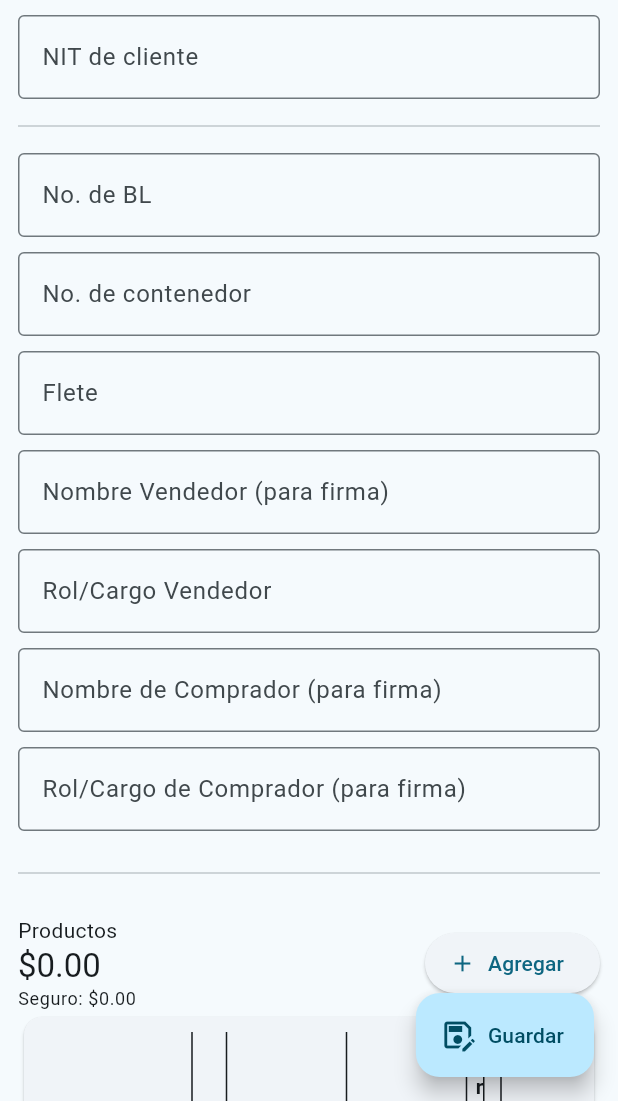
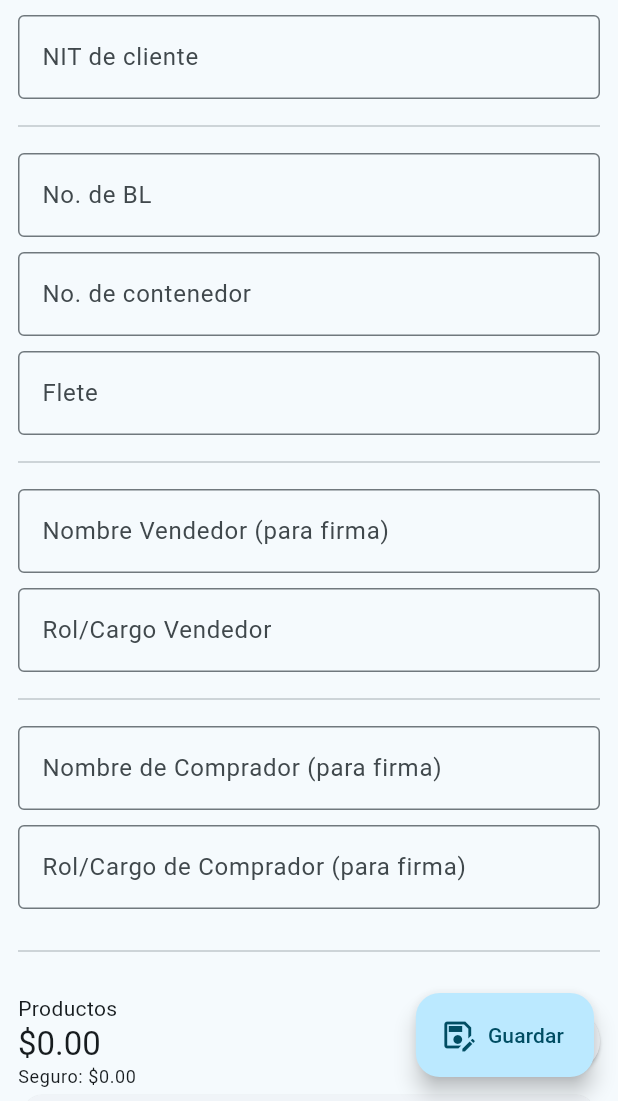
Before and after one commit to box-bm/gen_pdf, a Flutter app: the NewBill screen opened by its route, scrolled down 576 dp, on a phone screen of 412 x 824 dp, the part 135-1236 px from its top. Run offline on Flutter 3.47's test engine with Material 2 defaults, Android fonts, the phone set to English and light mode, and no system bars; drawn by our look-alikes of flutter_form_builder; our stand-ins replace bloc, equatable, file_picker, flutter_bloc, form_builder_validators, jiffy and 4 more; missing offline and left inert: nit_validator, window_manager; accounts and stored records are empty; statements that could not run were skipped.

Commit message:
separated buyer and seller on form gst

```diff
--- a/lib/widgets/bill/header_bill_form.dart
+++ b/lib/widgets/bill/header_bill_form.dart
@@ -202,6 +202,8 @@ class HeaderBillForm extends StatelessWidget {
           ]),
         ),
         const SizedBox(height: 10),
+        const Divider(),
+        const SizedBox(height: 10),
         FormBuilderTextField(
           name: 'seller',
           decoration: const InputDecoration(
@@ -219,6 +221,8 @@ class HeaderBillForm extends StatelessWidget {
           validator:
               FormBuilderValidators.compose([FormBuilderValidators.required()]),
         ),
+        const SizedBox(height: 10),
+        const Divider(),
         const SizedBox(height: 10),
         FormBuilderTextField(
           name: 'buyer',
```
